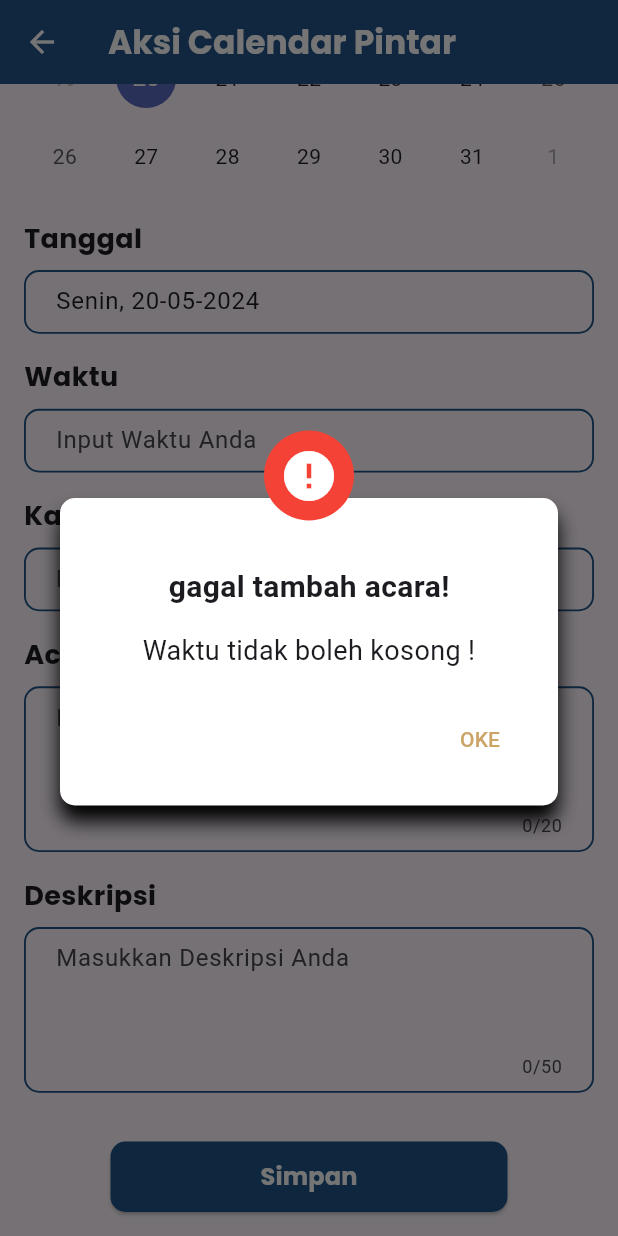
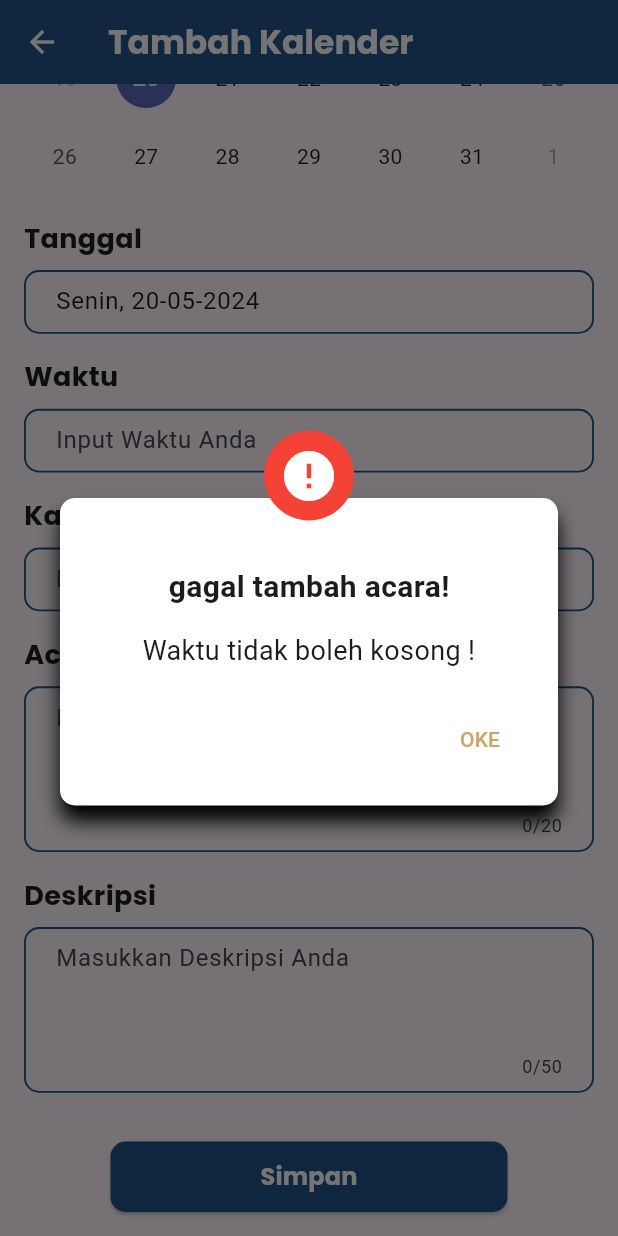
Before and after one commit to septapratama/EduaksiMobile, a Flutter app: the AksiCalendarPage screen opened directly, scrolled down 282 dp, after a tap on "Simpan", on a phone screen of 412 x 824 dp. Run offline on Flutter 3.47's test engine with Material 3 defaults, Android fonts, the phone set to English and light mode, and no system bars; drawn by our look-alikes of table_calendar; our stand-ins replace flutter_local_notifications, google_sign_in, image_picker, loading_animation_widget, lottie, pin_input_text_field and 2 more; missing offline and left inert: capitalize, flutter_session_jwt; accounts and stored records are empty.

```diff
--- a/lib/pages/calendar.dart
+++ b/lib/pages/calendar.dart
@@ -30,6 +30,7 @@ class _AksiCalendarPageState extends State<AksiCalendarPage> {
   final TextEditingController _namaAcaraController = TextEditingController();
   final TextEditingController _descriptionController = TextEditingController();
   String? _selectedCategory;
+  bool isTambah = false;
 
   @override
   void initState() {
@@ -63,6 +64,7 @@ class _AksiCalendarPageState extends State<AksiCalendarPage> {
 
   void _tambahAcara(BuildContext context) async {
     try{
+      if(isTambah) return;
       List<Map<String, dynamic>> todayAcara = await acaraClass.getTodayAcara();
       String namaAcara = _namaAcaraController.text;
       String deskripsi = _descriptionController.text;
@@ -100,16 +102,16 @@ class _AksiCalendarPageState extends State<AksiCalendarPage> {
       }
       DateTime pickDatetime = _changeDate('datetime');
       if (pickDatetime.isBefore(DateTime.now())){
-        // CostumAlert.show(context, "Tanggal harus setelah atau sama dengan tanggal sekarang !", "gagal tambah acara!",Icons.error, Colors.red);
+        CostumAlert.show(context, "Tanggal harus setelah atau sama dengan tanggal sekarang !", "gagal tambah acara!",Icons.error, Colors.red);
         print('Tanggal harus setelah atau sama dengan tanggal sekarang !');
       }else if(pickDatetime.isBefore(DateTime.now().add(const Duration(minutes: 5)))) {
-        // CostumAlert.show(context, "Waktu harus lebih dari 5 menit dari waktu sekarang !", "gagal tambah acara!",Icons.error, Colors.red);
+        CostumAlert.show(context, "Waktu harus lebih dari 5 menit dari waktu sekarang !", "gagal tambah acara!",Icons.error, Colors.red);
         print('Waktu harus lebih dari 5 menit dari waktu sekarang !');
         return;
       }
       todayAcara.forEach((item) {
         if(DateTime.parse(item['tanggal']).difference(pickDatetime).inMinutes <  5){
-          // CostumAlert.show(context, "Waktu harus lebih dari 5 menit dari setiap acara !", "gagal tambah acara!",Icons.error, Colors.red);
+          CostumAlert.show(context, "Waktu harus lebih dari 5 menit dari setiap acara !", "gagal tambah acara!",Icons.error, Colors.red);
           print('Waktu harus lebih dari 5 menit dari setiap acara !');
           return;
         }
@@ -127,8 +129,10 @@ class _AksiCalendarPageState extends State<AksiCalendarPage> {
           'tanggal':parDa,
         };
         acaraClass.tambahAcara(data);
+        CostumAlert.show(context, "Berhasil tambah acara","Berhasil tambah acara",Icons.check, Colors.green);
+        isTambah = true;
         Future.delayed(const Duration(seconds: 2), () {
-          Navigator.pushReplacement(context, pageMove.movepage(const RiwayatCalendar()));
+          Navigator.pop(context);
         });
       } else {
         CostumAlert.show(context, response['message'], "gagal tambah acara!",Icons.error, Colors.red);
@@ -140,7 +144,7 @@ class _AksiCalendarPageState extends State<AksiCalendarPage> {
         }
       }
     } catch (e) {
-      print('Error saat tambah calender : $e');
+      print('Error saat tambah kalender : $e');
     }
   }
 
@@ -192,11 +196,11 @@ class _AksiCalendarPageState extends State<AksiCalendarPage> {
   Widget build(BuildContext context) {
     return Scaffold(
       appBar: CustomAppBar(
-        title: 'Aksi Calendar Pintar',
+        title: 'Tambah Kalender',
         buttonOnPressed: () {
           Navigator.push(
             context,
-            MaterialPageRoute(builder: (context) => RiwayatCalendar()),
+            MaterialPageRoute(builder: (context) => const RiwayatCalendar()),
           );
         },
       ),
--- a/lib/pages/pages_AksiMenu.dart
+++ b/lib/pages/pages_AksiMenu.dart
@@ -1,13 +1,9 @@
 import 'package:eduapp/component/custom_appbar.dart';
 import 'package:eduapp/component/custom_colors.dart';
 import 'package:eduapp/pages/aksi_calculator.dart';
-import 'package:eduapp/pages/edukasi_emotal.dart';
-import 'package:eduapp/pages/edukasi_diisi.dart';
-import 'package:eduapp/pages/edukasi_nutrisi.dart';
 import 'package:eduapp/pages/riwayatCalendar.dart';
 import 'package:eduapp/utils/navigationbar.dart';
 import 'package:flutter/material.dart';
-import 'package:eduapp/component/custom_appbar_withoutarrowback.dart';
 
 class AksiMenu extends StatelessWidget {
   AksiMenu({super.key});
@@ -18,7 +14,7 @@ class AksiMenu extends StatelessWidget {
       'image': 'assets/images/artikel 1.png',
     },
     {
-      'title': 'Catat Tumbuh Kembang Anak',
+      'title': 'Aksi Kalender Pintar',
       'image': 'assets/images/image 36.png',
     },
     // Add more articles as needed
@@ -89,7 +85,7 @@ class AksiMenu extends StatelessWidget {
                             Navigator.push(
                               context,
                               MaterialPageRoute(
-                                builder: (context) => RiwayatCalendar(),
+                                builder: (context) => const RiwayatCalendar(),
                               ),
                             );
                           }
--- a/lib/pages/riwayatCalendar.dart
+++ b/lib/pages/riwayatCalendar.dart
@@ -2,6 +2,7 @@ import 'package:eduapp/component/custom_loading.dart';
 import 'package:eduapp/component/custom_pagemove.dart';
 import 'package:capitalize/capitalize.dart';
 import 'package:eduapp/pages/login_screen.dart';
+import 'package:eduapp/pages/pages_AksiMenu.dart';
 import 'package:eduapp/utils/Acara.dart';
 import 'package:eduapp/utils/ApiService.dart';
 import 'package:intl/intl.dart';
@@ -85,7 +86,6 @@ class _RiwayatCalendarState extends State<RiwayatCalendar> {
       Map<String, dynamic> response = await apiService.hapusAcara(idAcara);
       CustomLoading.closeLoading(context);
       if (response['status'] == 'success') {
-        print(response['message']);
         acaraClass.deleteAcara(idAcara);
         setState(() {
           acaraData.removeWhere((item)=> item['id_acara'] == idAcara);
@@ -101,13 +101,21 @@ class _RiwayatCalendarState extends State<RiwayatCalendar> {
         // alert(context, response['message']);
       }
     } catch (e) {
-      print('Error saat calendar : $e');
+      print('Error saat Kalender : $e');
     }
   }
   @override
   Widget build(BuildContext context) {
     return Scaffold(
-      appBar: const CustomAppBar(title: 'Riwayat Calendar'),
+      appBar: CustomAppBar(
+        title: 'Riwayat Kalender',
+        buttonOnPressed: () {
+          Navigator.push(
+            context,
+            MaterialPageRoute(builder: (context) => AksiMenu()),
+          );
+        },
+      ),
       body: SafeArea(
         child: Column(
           crossAxisAlignment: CrossAxisAlignment.stretch,
```
Also changed, not shown: lib/pages/calendarShow.dart (+10 -14 lines), lib/pages/pages_auth.dart (+18 -19 lines), lib/utils/Acara.dart (+29 -30 lines).
